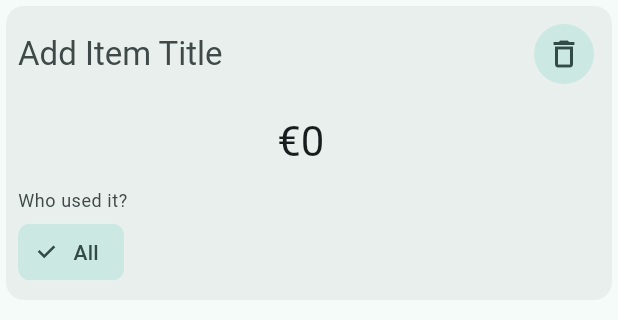
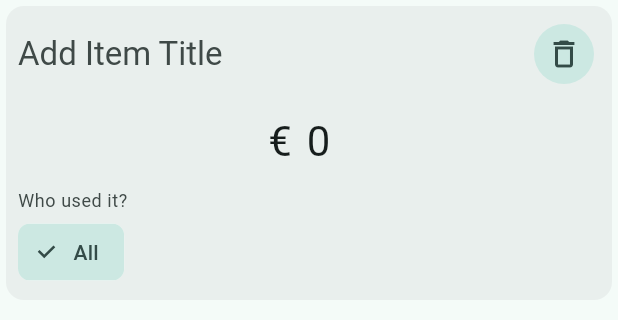
Before and after one commit to deun-at/deun, a Flutter app: the ExpenseEntryWidget widget shown alone on an empty page, opened directly with empty values, on a phone screen of 412 x 824 dp. Shown: the top 320 px of the screen. Run offline on Flutter 3.47's test engine with Material 3 defaults, Android fonts, the phone set to English and light mode, and no system bars; our stand-ins replace firebase_core, firebase_messaging, flutter_form_builder, flutter_riverpod, form_builder_validators, go_router and 3 more; missing offline and left inert: supabase_auth_ui, universal_html; accounts and stored records are empty; generated files the repository leaves out were written again.

```diff
--- a/lib/pages/expenses/expense_entry_widget.dart
+++ b/lib/pages/expenses/expense_entry_widget.dart
@@ -88,9 +88,8 @@ class _ExpenseEntryWidgetState extends State<ExpenseEntryWidget> {
                                           inputFormatters: [DecimalTextInputFormatter(decimalRange: 2)],
                                           style: Theme.of(context).textTheme.headlineMedium,
                                           decoration: const InputDecoration(
-                                            contentPadding: EdgeInsets.only(right: 8),
+                                            contentPadding: EdgeInsets.only(right: 10, left: 10),
                                             border: InputBorder.none,
-                                            // hintText: AppLocalizations.of(context)!.expenseEntryTitle,
                                           ),
                                         ))),
                               ],
```
Also changed, not shown: 4 other files.
